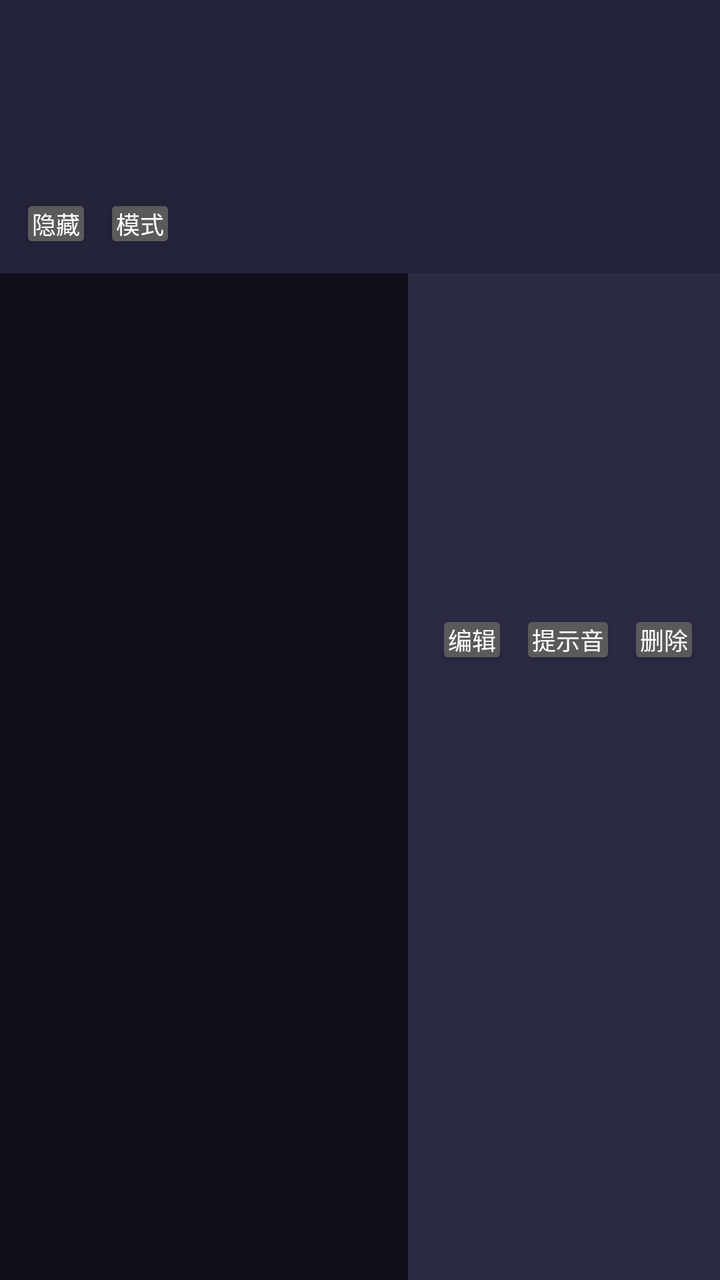
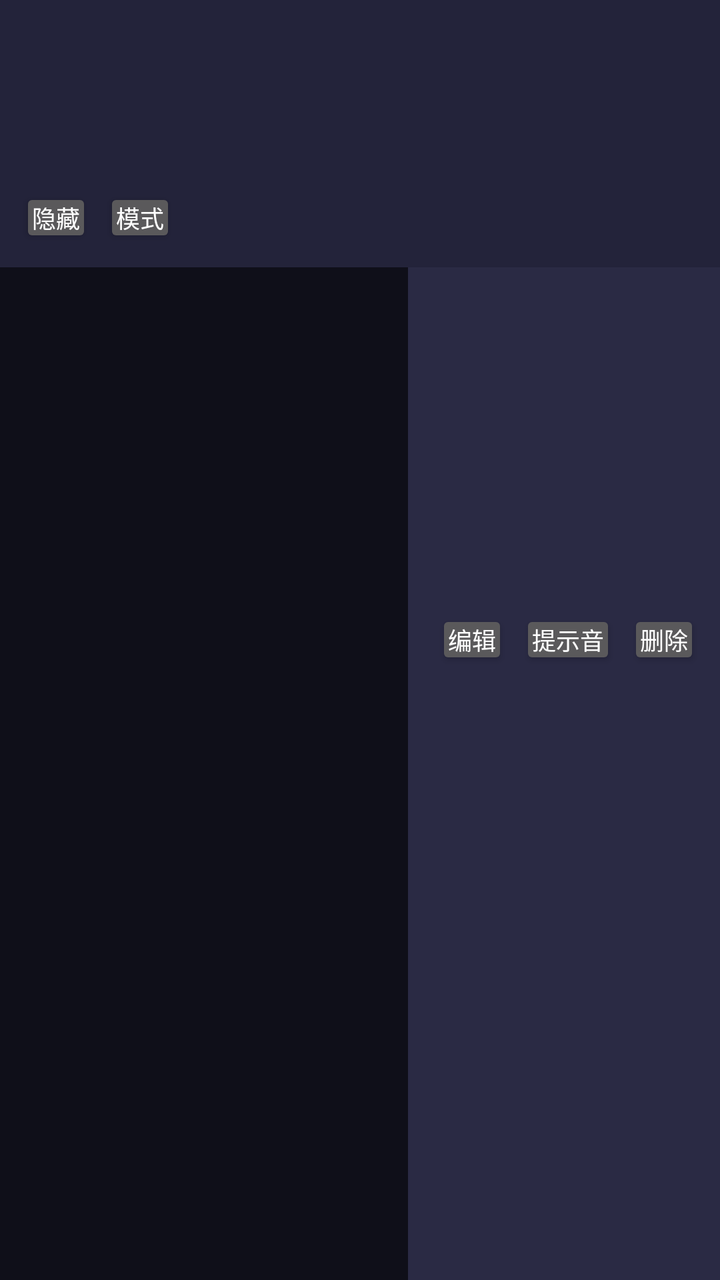

Before-and-after screenshots of an Android layout around one commit, followed by the original layout XML and the change that was made.
<!-- AndroidManifest.xml: application theme AppTheme -->
<!-- res/layout/item_countdown.xml -->
<?xml version="1.0" encoding="utf-8"?>

<FrameLayout xmlns:android="http://schemas.android.com/apk/res/android"
    android:layout_width="match_parent"
    android:layout_height="wrap_content"
    android:clipChildren="false"
    android:layout_marginBottom="8dp"
    android:background="@android:color/transparent">

    
    <LinearLayout
        android:id="@+id/itemActions"
        android:layout_width="wrap_content"
        android:layout_height="match_parent"
        android:layout_gravity="end|center_vertical"
        android:orientation="horizontal"
        android:gravity="center_vertical"
        android:background="#2A2A44"
        android:paddingStart="14dp"
        android:paddingEnd="10dp">

        <Button
            android:id="@+id/itemEdit"
            android:layout_width="wrap_content"
            android:layout_height="wrap_content"
            android:text="编辑"
            android:textSize="12sp"
            android:minWidth="0dp"
            android:minHeight="0dp"
            android:padding="6dp" />

        <Button
            android:id="@+id/itemSound"
            android:layout_width="wrap_content"
            android:layout_height="wrap_content"
            android:text="提示音"
            android:textSize="12sp"
            android:minWidth="0dp"
            android:minHeight="0dp"
            android:padding="6dp"
            android:layout_marginStart="6dp" />

        <Button
            android:id="@+id/itemDelete"
            android:layout_width="wrap_content"
            android:layout_height="wrap_content"
            android:text="删除"
            android:textSize="12sp"
            android:minWidth="0dp"
            android:minHeight="0dp"
            android:padding="6dp"
            android:layout_marginStart="6dp" />
    </LinearLayout>

    
    <LinearLayout
        android:id="@+id/itemFront"
        android:layout_width="match_parent"
        android:layout_height="wrap_content"
        android:orientation="vertical"
        android:background="#23233A"
        android:clipChildren="false"
        android:padding="10dp">

        <TextView
            android:id="@+id/itemTitle"
            android:layout_width="match_parent"
            android:layout_height="wrap_content"
            android:textStyle="bold"
            android:textSize="16sp" />

        <TextView
            android:id="@+id/itemSub"
            android:layout_width="match_parent"
            android:layout_height="wrap_content"
            android:textSize="12sp"
            android:textColor="#A0A0B4" />

        
        <TextView
            android:id="@+id/itemTime"
            android:layout_width="match_parent"
            android:layout_height="wrap_content"
            android:layout_marginTop="4dp"
            android:textSize="17sp"
            android:textStyle="bold"
            android:gravity="center"
            android:maxLines="1"
            android:ellipsize="none"
            android:textColor="#00FFFF" />

        <TextView
            android:id="@+id/itemRemark"
            android:layout_width="match_parent"
            android:layout_height="wrap_content"
            android:textSize="12sp"
            android:textColor="#8C8CA5" />

        <LinearLayout
            android:layout_width="match_parent"
            android:layout_height="wrap_content"
            android:orientation="horizontal"
            android:layout_marginTop="6dp">

            <Button
                android:id="@+id/itemShow"
                android:layout_width="wrap_content"
                android:layout_height="wrap_content"
                android:text="隐藏"
                android:textSize="12sp"
                android:minWidth="0dp"
                android:minHeight="0dp"
                android:padding="6dp" />

            <Button
                android:id="@+id/itemMode"
                android:layout_width="wrap_content"
                android:layout_height="wrap_content"
                android:text="模式"
                android:textSize="12sp"
                android:minWidth="0dp"
                android:minHeight="0dp"
                android:padding="6dp"
                android:layout_marginStart="6dp" />
        </LinearLayout>
    </LinearLayout>

</FrameLayout>
<!-- resources referenced by this layout -->
<resources>
  <style name="AppTheme" parent="android:Theme.Material.NoActionBar">
          <item name="android:colorBackground">#0F0F19</item>
          <item name="android:windowBackground">#0F0F19</item>
          <item name="android:statusBarColor">#0F0F19</item>
      </style>
</resources>

<!-- the commit's change to res/layout/item_countdown.xml (unified diff, before → after) -->
@@ -77,17 +77,48 @@
             android:textColor="#A0A0B4" />
 
         
-        <TextView
+        <LinearLayout
             android:id="@+id/itemTime"
             android:layout_width="match_parent"
             android:layout_height="wrap_content"
             android:layout_marginTop="4dp"
-            android:textSize="17sp"
-            android:textStyle="bold"
+            android:orientation="horizontal"
             android:gravity="center"
-            android:maxLines="1"
-            android:ellipsize="none"
-            android:textColor="#00FFFF" />
+            android:clipChildren="false">
+
+            <TextView
+                android:id="@+id/itemTimeHead"
+                android:layout_width="wrap_content"
+                android:layout_height="wrap_content"
+                android:textSize="17sp"
+                android:textStyle="bold"
+                android:includeFontPadding="false"
+                android:maxLines="1"
+                android:ellipsize="none"
+                android:textColor="#00FFFF" />
+
+            <TextView
+                android:id="@+id/itemTimeLast"
+                android:layout_width="wrap_content"
+                android:layout_height="wrap_content"
+                android:textSize="17sp"
+                android:textStyle="bold"
+                android:includeFontPadding="false"
+                android:maxLines="1"
+                android:ellipsize="none"
+                android:textColor="#00FFFF" />
+
+            <TextView
+                android:id="@+id/itemTimeTail"
+                android:layout_width="wrap_content"
+                android:layout_height="wrap_content"
+                android:textSize="17sp"
+                android:textStyle="bold"
+                android:includeFontPadding="false"
+                android:maxLines="1"
+                android:ellipsize="none"
+                android:textColor="#00FFFF" />
+        </LinearLayout>
 
         <TextView
             android:id="@+id/itemRemark"
